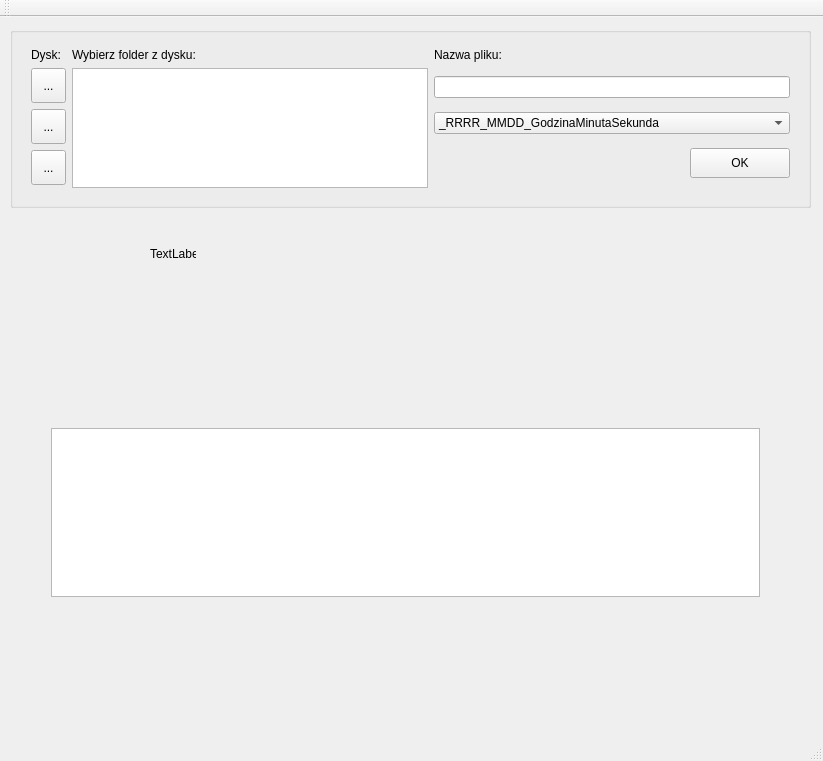
Before: the Qt Designer form Fotosy/mainwindow.ui in gorecrob/fotosywqt, drawn with Qt 5.
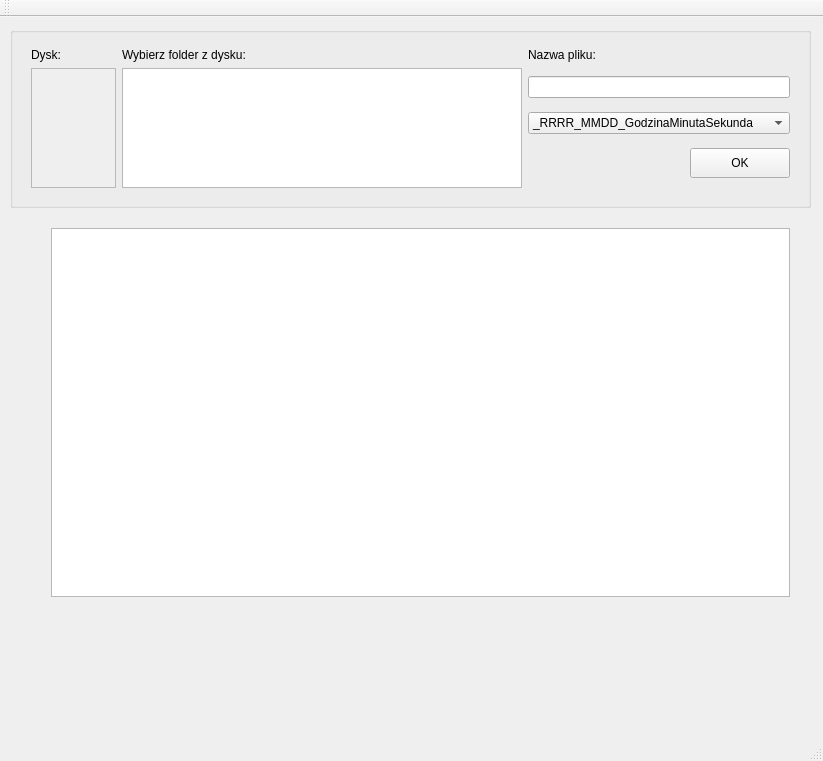
After: the same form once the commit is applied.

The edit to the form file:
```diff
--- a/Fotosy/mainwindow.ui
+++ b/Fotosy/mainwindow.ui
@@ -11,7 +11,7 @@
    </rect>
   </property>
   <property name="sizePolicy">
-   <sizepolicy hsizetype="Preferred" vsizetype="Preferred">
+   <sizepolicy hsizetype="Expanding" vsizetype="Expanding">
     <horstretch>0</horstretch>
     <verstretch>0</verstretch>
    </sizepolicy>
@@ -56,6 +56,12 @@
      <layout class="QGridLayout" name="gridLayout">
       <item row="1" column="1">
        <widget class="QTreeView" name="treeView">
+        <property name="minimumSize">
+         <size>
+          <width>400</width>
+          <height>0</height>
+         </size>
+        </property>
         <property name="verticalScrollBarPolicy">
          <enum>Qt::ScrollBarAsNeeded</enum>
         </property>
@@ -141,83 +147,39 @@
        </widget>
       </item>
       <item row="1" column="0">
-       <layout class="QVBoxLayout" name="verticalLayout_2">
-        <item>
-         <widget class="QToolButton" name="toolButton">
+       <widget class="QScrollArea" name="scrollArea">
           <property name="sizePolicy">
            <sizepolicy hsizetype="Preferred" vsizetype="Preferred">
-            <horstretch>27</horstretch>
-            <verstretch>27</verstretch>
+          <horstretch>0</horstretch>
+          <verstretch>0</verstretch>
            </sizepolicy>
           </property>
           <property name="minimumSize">
            <size>
-            <width>35</width>
-            <height>35</height>
+          <width>85</width>
+          <height>0</height>
            </size>
           </property>
           <property name="maximumSize">
            <size>
-            <width>35</width>
-            <height>35</height>
-           </size>
-          </property>
-          <property name="text">
-           <string>...</string>
-          </property>
-         </widget>
-        </item>
-        <item>
-         <widget class="QToolButton" name="toolButton_3">
-          <property name="sizePolicy">
-           <sizepolicy hsizetype="Preferred" vsizetype="Preferred">
-            <horstretch>27</horstretch>
-            <verstretch>27</verstretch>
-           </sizepolicy>
-          </property>
-          <property name="minimumSize">
-           <size>
-            <width>35</width>
-            <height>35</height>
-           </size>
-          </property>
-          <property name="maximumSize">
-           <size>
-            <width>35</width>
-            <height>35</height>
-           </size>
-          </property>
-          <property name="text">
-           <string>...</string>
-          </property>
-         </widget>
-        </item>
-        <item>
-         <widget class="QToolButton" name="toolButton_2">
-          <property name="sizePolicy">
-           <sizepolicy hsizetype="Preferred" vsizetype="Preferred">
-            <horstretch>27</horstretch>
-            <verstretch>27</verstretch>
-           </sizepolicy>
-          </property>
-          <property name="minimumSize">
-           <size>
-            <width>35</width>
-            <height>35</height>
-           </size>
-          </property>
-          <property name="maximumSize">
-           <size>
-            <width>35</width>
-            <height>35</height>
-           </size>
-          </property>
-          <property name="text">
-           <string>...</string>
-          </property>
-         </widget>
-        </item>
-       </layout>
+          <width>85</width>
+          <height>16777215</height>
+         </size>
+        </property>
+        <property name="widgetResizable">
+         <bool>true</bool>
+        </property>
+        <widget class="QWidget" name="scrollAreaWidgetContents">
+         <property name="geometry">
+          <rect>
+           <x>0</x>
+           <y>0</y>
+           <width>81</width>
+           <height>137</height>
+          </rect>
+         </property>
+        </widget>
+       </widget>
       </item>
      </layout>
     </widget>
@@ -226,9 +188,9 @@
     <property name="geometry">
      <rect>
       <x>40</x>
-      <y>400</y>
-      <width>731</width>
-      <height>191</height>
+      <y>200</y>
+      <width>761</width>
+      <height>391</height>
      </rect>
     </property>
     <layout class="QHBoxLayout" name="horizontalLayout">
@@ -237,19 +199,6 @@
      </item>
     </layout>
    </widget>
-   <widget class="QLabel" name="label_4">
-    <property name="geometry">
-     <rect>
-      <x>150</x>
-      <y>230</y>
-      <width>46</width>
-      <height>13</height>
-     </rect>
-    </property>
-    <property name="text">
-     <string>TextLabel</string>
-    </property>
-   </widget>
   </widget>
   <widget class="QMenuBar" name="menuBar">
    <property name="geometry">
```
Lines whose indentation alone changed are shown as unchanged.
